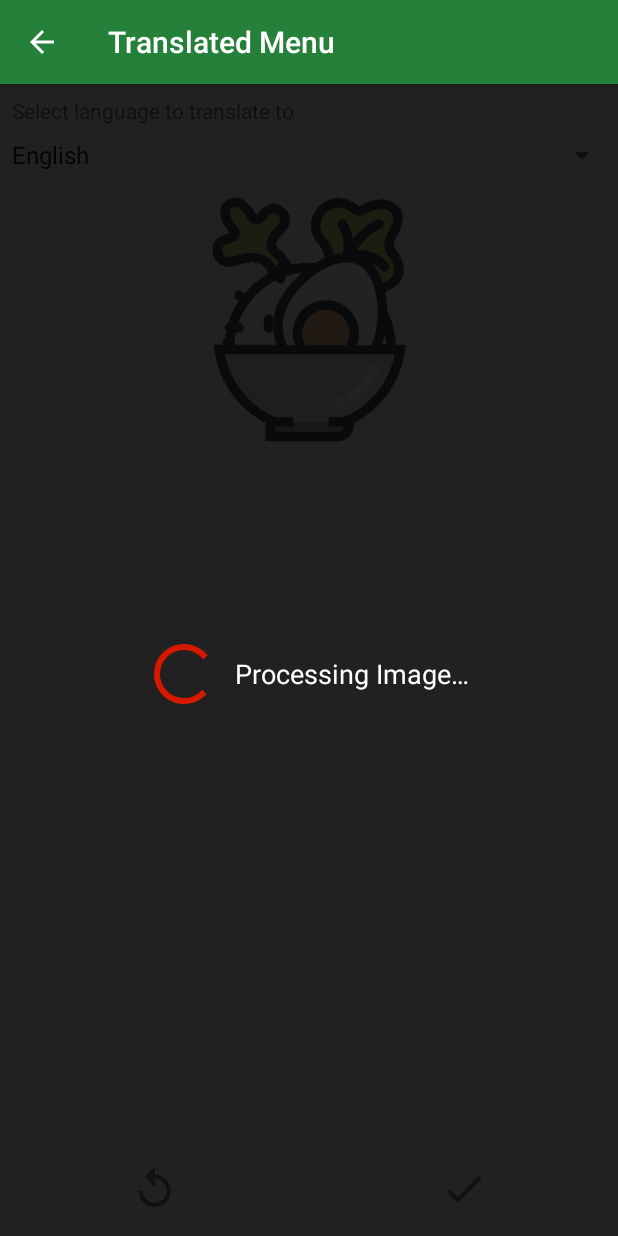
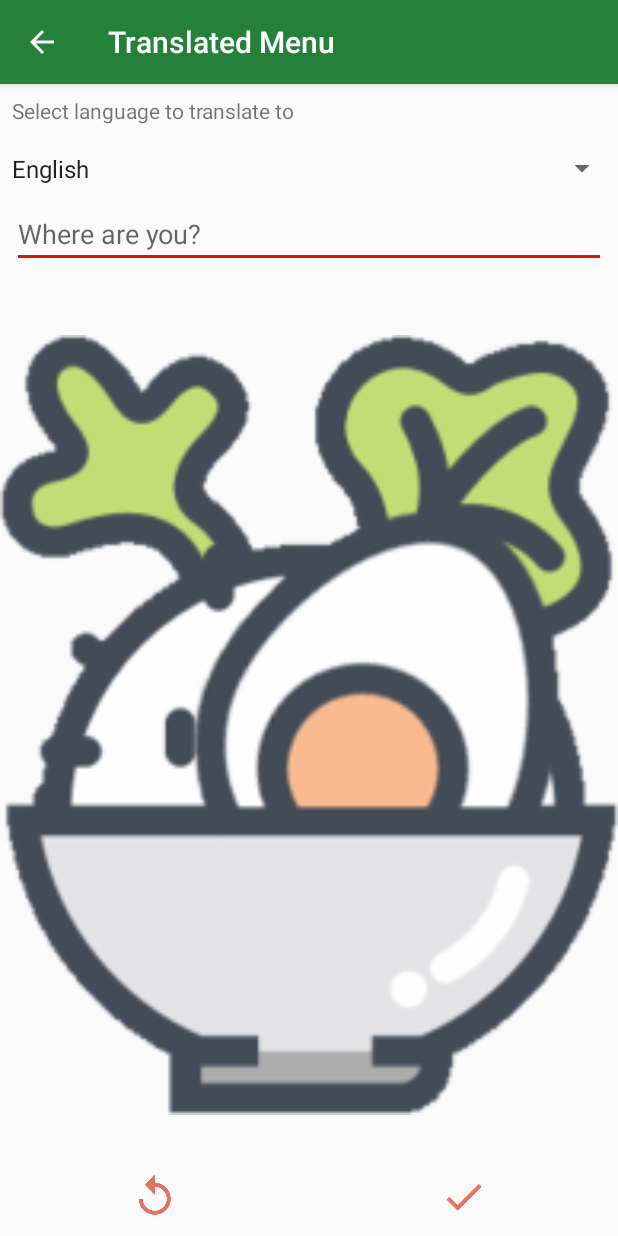
Before and after one commit to eekkonstantin/FlipMenu, an Android app: the ConfirmActivity screen opened directly, with no data from a screen before it, on a phone screen of 412 x 824 dp. Run offline under Robolectric (Android 15) with nearby library versions, the phone set to English and light mode, and no system bars; libraries missing offline, so code that uses them is left out: com.google.api.client, com.google.api.services, com.google.cloud.translate; pictures from the network do not load; 2 statements that could not run were skipped.

Commit message:
Close #5: Location done and confirm page layout edited

```diff
--- a/app/src/main/java/com/kkontagion/flipmenu/ConfirmActivity.java
+++ b/app/src/main/java/com/kkontagion/flipmenu/ConfirmActivity.java
@@ -16,6 +16,7 @@ import android.util.Log;
 import android.view.MenuItem;
 import android.view.View;
 import android.widget.ArrayAdapter;
+import android.widget.EditText;
 import android.widget.ImageButton;
 import android.widget.ImageView;
 import android.widget.RelativeLayout;
@@ -82,6 +83,7 @@ public class ConfirmActivity extends AppCompatActivity {
     String chosenLang, filename,status,message = "";
     AlertDialog.Builder builder;
     RelativeLayout rlLoading;
+    EditText etLocation;
 
     boolean fromHistory = false;
 
@@ -97,6 +99,8 @@ public class ConfirmActivity extends AppCompatActivity {
 //                R.array.list_preference_language, android.R.layout.simple_spinner_item);
 //        adapter.setDropDownViewResource(android.R.layout.simple_spinner_dropdown_item);
 //        spinner.setAdapter(adapter);
+
+        etLocation = findViewById(R.id.et_location);
 
         tvTranslated =  findViewById(R.id.tv_translated);
         rlLoading = findViewById(R.id.rl_loading);
@@ -455,11 +459,13 @@ public class ConfirmActivity extends AppCompatActivity {
                 statusText.setText(status);
 
                 if (!fromHistory) {
+                    // get location
+                    String loc = etLocation.getText().toString();
                     // save data
                     String fname = imageUri.getLastPathSegment().split("\\.")[0];
                     SharedPreferences.Editor spE = getSharedPreferences(fname, MODE_PRIVATE).edit();
                     spE.putString("jsondata", jsonTextDetect)
-                            .putString("location", null) // TODO get location
+                            .putString("location", (loc.length() > 0 ? loc : getString(R.string.history_location))) // TODO get location
                             .putLong("datetime", Calendar.getInstance().getTimeInMillis())
                             .apply();
                 }
--- a/app/src/main/res/layout/activity_confirm.xml
+++ b/app/src/main/res/layout/activity_confirm.xml
@@ -22,15 +22,18 @@
         android:layout_alignParentStart="true"
         android:layout_alignParentTop="false"
         android:layout_below="@+id/tv_selectlang"
-        android:visibility="visible"
-        android:entries="@array/list_preference_language" />
+        android:entries="@array/list_preference_language"
+        android:paddingBottom="@dimen/item_space"
+        android:paddingTop="@dimen/item_space"
+        android:visibility="visible" />
 
     <ImageView
         android:id="@+id/img_preview"
         android:layout_width="match_parent"
         android:layout_height="wrap_content"
+        android:layout_above="@+id/linearLayout"
         android:layout_alignParentStart="true"
-        android:layout_below="@+id/sp_lang"
+        android:layout_below="@+id/et_location"
         android:layout_marginTop="16dp"
         android:contentDescription="@string/app_name"
         app:srcCompat="@drawable/fancaidan" />
@@ -69,16 +72,21 @@
         android:layout_width="match_parent"
         android:layout_height="wrap_content"
         android:layout_alignParentBottom="true"
-        android:orientation="horizontal">
+        android:gravity="center_vertical"
+        android:orientation="horizontal"
+        android:paddingBottom="@dimen/item_space"
+        android:paddingTop="@dimen/item_space">
 
         <ImageButton
             android:id="@+id/bt_reject"
             android:layout_width="wrap_content"
             android:layout_height="wrap_content"
+            android:layout_gravity="center_vertical"
             android:layout_weight="1"
             android:background="@android:color/transparent"
             android:contentDescription="@android:string/no"
-            android:paddingBottom="15dp"
+            android:foregroundGravity="center_vertical"
+            android:tint="@color/colorAccent"
             app:srcCompat="@drawable/ic_redo" />
 
         <ImageButton
@@ -88,6 +96,7 @@
             android:layout_weight="1"
             android:background="@android:color/transparent"
             android:contentDescription="@android:string/yes"
+            android:tint="@color/colorAccent"
             android:visibility="visible"
             app:srcCompat="@drawable/ic_tick" />
     </LinearLayout>
@@ -97,7 +106,8 @@
         android:layout_width="match_parent"
         android:layout_height="match_parent"
         android:background="@color/overlay"
-        android:gravity="center">
+        android:gravity="center"
+        android:visibility="gone">
 
         <ProgressBar
             android:id="@+id/pb_loading"
@@ -123,5 +133,17 @@
             android:textColor="@android:color/white" />
     </RelativeLayout>
 
+    <EditText
+        android:id="@+id/et_location"
+        android:layout_width="match_parent"
+        android:layout_height="wrap_content"
+        android:layout_below="@+id/sp_lang"
+        android:layout_centerHorizontal="true"
+        android:layout_marginEnd="8dp"
+        android:layout_marginStart="8dp"
+        android:ems="10"
+        android:hint="@string/cfm_location"
+        android:inputType="textPersonName" />
+
 
 </RelativeLayout>
--- a/app/src/main/res/values/strings.xml
+++ b/app/src/main/res/values/strings.xml
@@ -18,6 +18,7 @@
     <string name="fire">Yes</string>
     <string name="cancel">No</string>
     <string name="select_lang">Select language to translate to</string>
+    <string name="cfm_location">Where are you?</string>
 
     <string name="title_activity_settings">Settings</string>
 
```
